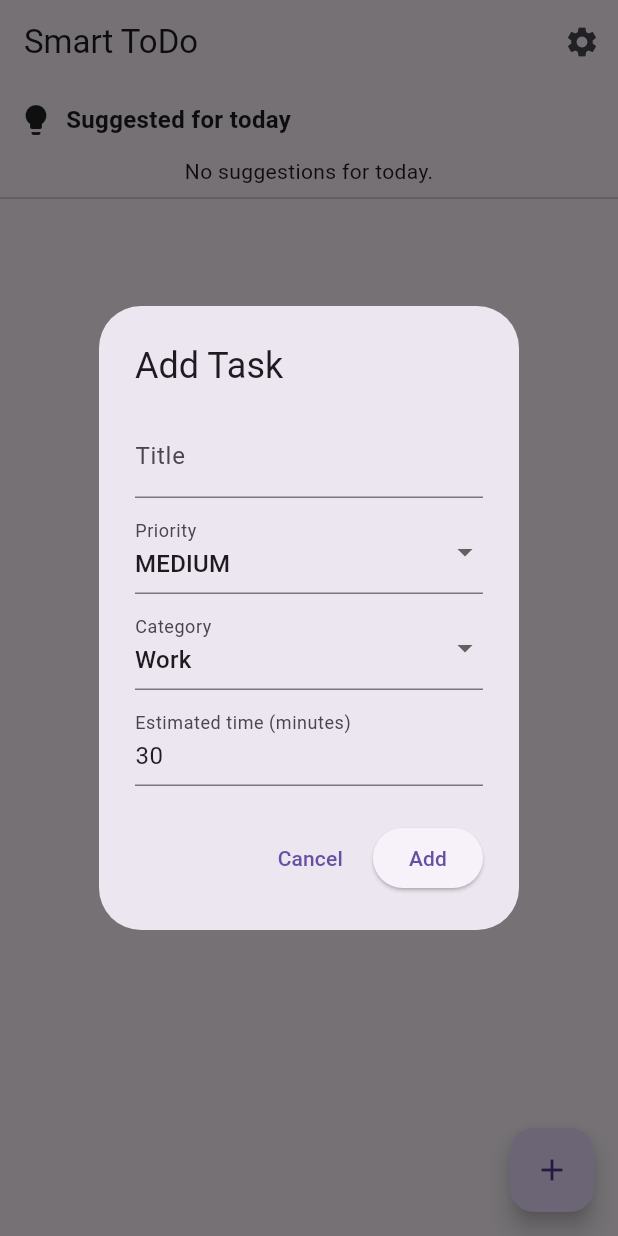
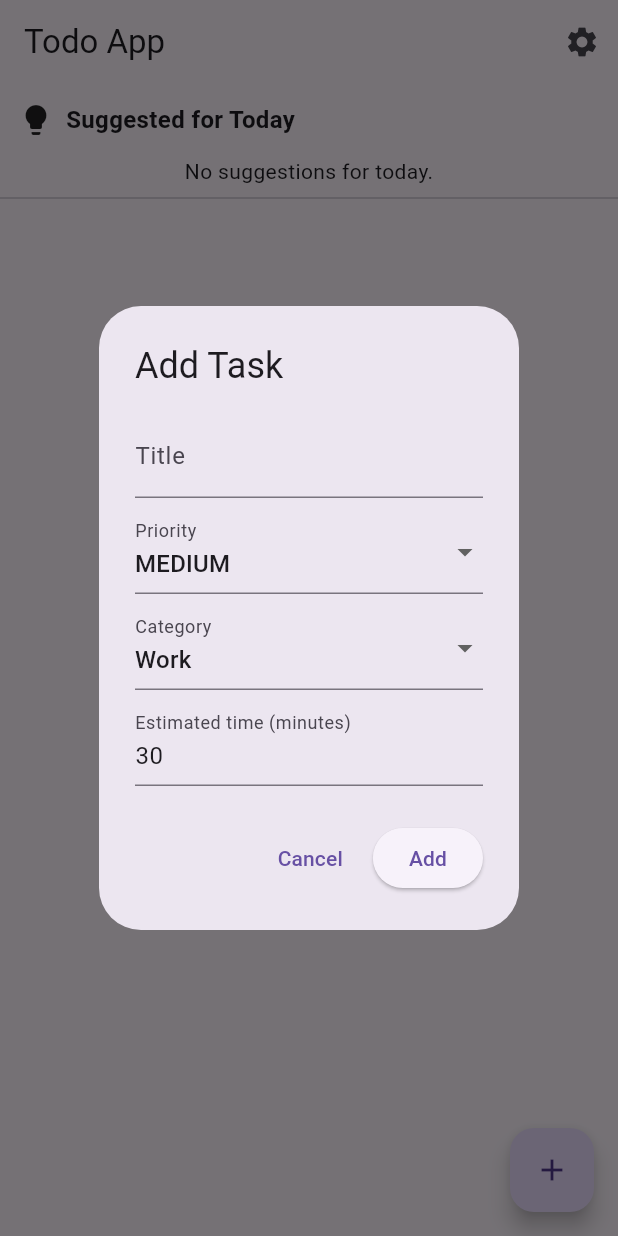
Before and after one commit to amit-flutter/todo-app, a Flutter app: the screen it shows after launch, after a tap on the "add" icon, on a phone screen of 412 x 824 dp. Run offline on Flutter 3.47's test engine with Material 3 defaults, Android fonts, the phone set to English and light mode, and no system bars; our stand-ins replace get, hive_ce_flutter; accounts and stored records are empty.

Commit message:
feat: create string const for scalability.

```diff
--- /dev/null
+++ b/lib/core/constants/label_const.dart
@@ -0,0 +1,52 @@
+// lib/core/constants/label_const.dart
+
+class LabelConst {
+  // App
+  static const appName = "Todo App";
+
+  // Home
+  static const homeTitle = "Tasks";
+  static const addTask = "Add Task";
+  static const noTaskAdded = "No tasks yet. Tap + to add.";
+  static const highPriorityTaskWarningMessage = 'Some high-priority tasks were excluded due to the time limit.';
+  static const suggestionForToday = 'Suggested for Today';
+  static const noSuggestionsForToday = 'No suggestions for today.';
+
+  // Task Form
+  static const taskName = "Task Name";
+  static const description = "Description";
+  static const estimatedTime = "Estimated Time (minutes)";
+  static const priority = "Priority";
+  static const saveTask = "Save Task";
+
+  // Priorities
+  static const high = "High";
+  static const medium = "Medium";
+  static const low = "Low";
+
+  // Add Task Dialog
+  static const addTaskTitle = "Add Task";
+  static const taskTitleLabel = "Title";
+  static const priorityLabel = "Priority";
+  static const categoryLabel = "Category";
+  static const estimatedTimeLabel = "Estimated time (minutes)";
+  static const cancel = "Cancel";
+  static const add = "Add";
+
+  // Validation
+  static const validation = "Validation";
+  static const titleRequired = "Title is required";
+
+  // Categories
+  static const categoryWork = "Work";
+  static const categoryPersonal = "Personal";
+  static const categoryHealth = "Health";
+
+  // Settings Page
+  static const settingsTitle = "Rule Engine Settings";
+  static const ruleMaxTotalTime = "Max total estimated time ≤ 240 minutes";
+  static const ruleSortByPriority = "Sort by priority";
+  static const rulePreferShorterWithinPriority = "Within same priority prefer shorter tasks";
+  static const ruleIncludeTwoCategories = "Include at least two categories if possible";
+  static const ruleWarnIfHighExcluded = "Warn if high priority excluded due to time limit";
+}
--- a/lib/features/todo/models/task_model.dart
+++ b/lib/features/todo/models/task_model.dart
@@ -43,9 +43,7 @@ class TaskModel {
       category: map['category'] ?? 'Personal',
       estimatedMinutes: (map['estimatedMinutes'] ?? 0) as int,
       completed: map['completed'] ?? false,
-      createdAt: map['createdAt'] != null
-          ? DateTime.parse(map['createdAt'])
-          : DateTime.now(),
+      createdAt: map['createdAt'] != null ? DateTime.parse(map['createdAt']) : DateTime.now(),
     );
   }
 }
--- /dev/null
+++ b/lib/features/todo/presentation/dialogs/add_task_dialog.dart
@@ -0,0 +1,84 @@
+import 'package:demo/features/todo/controllers/todo_controller.dart';
+import 'package:demo/features/todo/models/task_model.dart';
+import 'package:flutter/material.dart';
+import 'package:get/get.dart';
+import 'package:demo/core/constants/label_const.dart';
+
+void showAddTaskDialog(BuildContext context) {
+  final titleCtrl = TextEditingController();
+  var priority = Priority.medium;
+  var category = LabelConst.categoryWork;
+  var estimated = 30;
+
+  showDialog(
+    context: context,
+    builder: (_) => AlertDialog(
+      title: const Text(LabelConst.addTaskTitle),
+      content: SingleChildScrollView(
+        child: Column(
+          children: [
+            TextField(
+              controller: titleCtrl,
+              decoration: const InputDecoration(
+                labelText: LabelConst.taskTitleLabel,
+              ),
+            ),
+            const SizedBox(height: 8),
+            DropdownButtonFormField<Priority>(
+              value: priority,
+              items: Priority.values.map((p) => DropdownMenuItem(value: p, child: Text(p.name.toUpperCase()))).toList(),
+              onChanged: (v) => priority = v ?? Priority.medium,
+              decoration: const InputDecoration(labelText: LabelConst.priorityLabel),
+            ),
+            const SizedBox(height: 8),
+            DropdownButtonFormField<String>(
+              value: category,
+              items: [
+                LabelConst.categoryWork,
+                LabelConst.categoryPersonal,
+                LabelConst.categoryHealth,
+              ].map((c) => DropdownMenuItem(value: c, child: Text(c))).toList(),
+              onChanged: (v) => category = v ?? LabelConst.categoryWork,
+              decoration: const InputDecoration(labelText: LabelConst.categoryLabel),
+            ),
+            const SizedBox(height: 8),
+            TextFormField(
+              initialValue: estimated.toString(),
+              keyboardType: TextInputType.number,
+              decoration: const InputDecoration(
+                labelText: LabelConst.estimatedTimeLabel,
+              ),
+              onChanged: (v) => estimated = int.tryParse(v) ?? 30,
+            ),
+          ],
+        ),
+      ),
+      actions: [
+        TextButton(
+          onPressed: () => Get.back(),
+          child: const Text(LabelConst.cancel),
+        ),
+        ElevatedButton(
+          onPressed: () {
+            final title = titleCtrl.text.trim();
+            if (title.isEmpty) {
+              Get.snackbar(LabelConst.validation, LabelConst.titleRequired);
+              return;
+            }
+
+            final task = TaskModel(
+              title: title,
+              priority: priority,
+              category: category,
+              estimatedMinutes: estimated,
+            );
+
+            Get.find<TodoController>().addTask(task);
+            Get.back();
+          },
+          child: const Text(LabelConst.add),
+        ),
+      ],
+    ),
+  );
+}
--- a/lib/features/todo/presentation/pages/home_page.dart
+++ b/lib/features/todo/presentation/pages/home_page.dart
@@ -1,187 +1,49 @@
+import 'package:demo/core/constants/label_const.dart';
 import 'package:demo/core/routes/app_routes.dart';
 import 'package:demo/features/todo/controllers/todo_controller.dart';
-import 'package:demo/features/todo/models/task_model.dart';
-import 'package:demo/features/todo/presentation/widgets/task_tile.dart';
+import 'package:demo/features/todo/presentation/dialogs/add_task_dialog.dart';
+import 'package:demo/features/todo/presentation/widgets/all_tasks_list.dart';
+import 'package:demo/features/todo/presentation/widgets/high_priority_warning.dart';
+import 'package:demo/features/todo/presentation/widgets/suggestion_header.dart';
+import 'package:demo/features/todo/presentation/widgets/suggestion_list.dart';
 import 'package:flutter/material.dart';
 import 'package:get/get.dart';
 
 class HomePage extends StatelessWidget {
   HomePage({super.key});
+
   final TodoController ctrl = Get.find<TodoController>();
 
   @override
   Widget build(BuildContext context) {
     return Scaffold(
       appBar: AppBar(
-        title: const Text('Smart ToDo'),
+        title: const Text(LabelConst.appName),
         actions: [
           IconButton(
             icon: const Icon(Icons.settings),
             onPressed: () => Get.toNamed(Routes.settingScreen),
-          )
+          ),
         ],
       ),
+
+      // FAB
       floatingActionButton: FloatingActionButton(
-        onPressed: () => _showAddTaskDialog(context),
+        onPressed: () => showAddTaskDialog(context),
         child: const Icon(Icons.add),
       ),
+
       body: SafeArea(
         child: Column(
           children: [
-            // Suggested for today
-            Padding(
-              padding: const EdgeInsets.all(12.0),
-              child: Row(
-                children: const [
-                  Icon(Icons.lightbulb),
-                  SizedBox(width: 8),
-                  Text('Suggested for today', style: TextStyle(fontSize: 16, fontWeight: FontWeight.w600)),
-                ],
-              ),
-            ),
-            Obx(() {
-              final list = ctrl.suggested;
-              if (list.isEmpty) {
-                return const Padding(
-                  padding: EdgeInsets.symmetric(horizontal: 12.0),
-                  child: Text('No suggestions for today.'),
-                );
-              }
-              return SizedBox(
-                height: 140,
-                child: ListView.separated(
-                  padding: const EdgeInsets.symmetric(horizontal: 12.0),
-                  scrollDirection: Axis.horizontal,
-                  itemBuilder: (c, i) => SizedBox(
-                    width: 260,
-                    child: Card(
-                      child: Padding(
-                        padding: const EdgeInsets.all(12.0),
-                        child: Column(
-                          crossAxisAlignment: CrossAxisAlignment.start,
-                          children: [
-                            Text(list[i].title, style: const TextStyle(fontSize: 16, fontWeight: FontWeight.bold)),
-                            const SizedBox(height: 6),
-                            Text('Category: ${list[i].category}'),
-                            const SizedBox(height: 6),
-                            Text('Priority: ${list[i].priority.name.toUpperCase()}'),
-                            const Spacer(),
-                            Text('${list[i].estimatedMinutes} min'),
-                          ],
-                        ),
-                      ),
-                    ),
-                  ),
-                  separatorBuilder: (_, __) => const SizedBox(width: 8),
-                  itemCount: list.length,
-                ),
-              );
-            }),
-
-            // Warning banner if needed
-            Obx(() {
-              if (ctrl.highExcludedWarning) {
-                return Container(
-                  width: double.infinity,
-                  color: Colors.orange.shade100,
-                  padding: const EdgeInsets.all(8),
-                  margin: const EdgeInsets.symmetric(vertical: 8, horizontal: 12),
-                  child: Row(
-                    children: const [
-                      Icon(Icons.warning, color: Colors.orange),
-                      SizedBox(width: 8),
-                      Expanded(child: Text('Some high priority tasks were excluded due to time limit.')),
-                    ],
-                  ),
-                );
-              }
-              return const SizedBox.shrink();
-            }),
-
+            const SuggestionHeader(),
+            SuggestionList(),
+            HighPriorityWarning(),
             const Divider(),
-
-            // All tasks list
-            Expanded(
-              child: Obx(() {
-                final list = ctrl.tasks;
-                if (list.isEmpty) {
-                  return const Center(child: Text('No tasks yet. Tap + to add one.'));
-                }
-                return ListView.separated(
-                  padding: const EdgeInsets.symmetric(vertical: 8),
-                  itemCount: list.length,
-                  separatorBuilder: (_, __) => const Divider(height: 1),
-                  itemBuilder: (_, i) => TaskTile(task: list[i]),
-                );
-              }),
-            ),
+            Expanded(child: AllTasksList()),
           ],
         ),
       ),
     );
   }
-
-  void _showAddTaskDialog(BuildContext context) {
-    final titleCtrl = TextEditingController();
-    var priority = Priority.medium;
-    var category = 'Work';
-    var estimated = 30;
-
-    showDialog(
-      context: context,
-      builder: (_) => AlertDialog(
-        title: const Text('Add Task'),
-        content: SingleChildScrollView(
-          child: Column(
-            children: [
-              TextField(controller: titleCtrl, decoration: const InputDecoration(labelText: 'Title')),
-              const SizedBox(height: 8),
-              DropdownButtonFormField<Priority>(
-                value: priority,
-                items:
-                    Priority.values.map((p) => DropdownMenuItem(value: p, child: Text(p.name.toUpperCase()))).toList(),
-                onChanged: (v) => priority = v ?? Priority.medium,
-                decoration: const InputDecoration(labelText: 'Priority'),
-              ),
-              const SizedBox(height: 8),
-              DropdownButtonFormField<String>(
-                value: category,
-                items: ['Work', 'Personal', 'Health'].map((c) => DropdownMenuItem(value: c, child: Text(c))).toList(),
-                onChanged: (v) => category = v ?? 'Work',
-                decoration: const InputDecoration(labelText: 'Category'),
-              ),
-              const SizedBox(height: 8),
-              TextFormField(
-                initialValue: estimated.toString(),
-                keyboardType: TextInputType.number,
-                decoration: const InputDecoration(labelText: 'Estimated time (minutes)'),
-                onChanged: (v) => estimated = int.tryParse(v) ?? 30,
-              ),
-            ],
-          ),
-        ),
-        actions: [
-          TextButton(onPressed: () => Get.back(), child: const Text('Cancel')),
-          ElevatedButton(
-            onPressed: () {
-              final title = titleCtrl.text.trim();
-              if (title.isEmpty) {
-                Get.snackbar('Validation', 'Title is required');
-                return;
-              }
-              final task = TaskModel(
-                title: title,
-                priority: priority,
-                category: category,
-                estimatedMinutes: estimated,
-              );
-              Get.find<TodoController>().addTask(task);
-              Get.back();
-            },
-            child: const Text('Add'),
-          )
-        ],
-      ),
-    );
-  }
 }
--- a/lib/features/todo/presentation/pages/settings_page.dart
+++ b/lib/features/todo/presentation/pages/settings_page.dart
@@ -1,3 +1,4 @@
+import 'package:demo/core/constants/label_const.dart';
 import 'package:demo/features/todo/controllers/todo_controller.dart';
 import 'package:flutter/material.dart';
 import 'package:get/get.dart';
@@ -9,34 +10,36 @@ class SettingsPage extends StatelessWidget {
   @override
   Widget build(BuildContext context) {
     return Scaffold(
-      appBar: AppBar(title: const Text('Rule Engine Settings')),
+      appBar: AppBar(
+        title: const Text(LabelConst.settingsTitle),
+      ),
       body: Obx(() {
         final toggles = ctrl.ruleToggles;
         return ListView(
           padding: const EdgeInsets.all(12),
           children: [
             SwitchListTile(
-              title: const Text('Max total estimated time ≤ 240 minutes'),
+              title: const Text(LabelConst.ruleMaxTotalTime),
               value: toggles['max_total_time_240'] ?? true,
               onChanged: (_) => ctrl.toggleRule('max_total_time_240'),
             ),
             SwitchListTile(
-              title: const Text('Sort by priority'),
+              title: const Text(LabelConst.ruleSortByPriority),
               value: toggles['sort_by_priority'] ?? true,
               onChanged: (_) => ctrl.toggleRule('sort_by_priority'),
             ),
             SwitchListTile(
-              title: const Text('Within same priority prefer shorter tasks'),
+              title: const Text(LabelConst.rulePreferShorterWithinPriority),
               value: toggles['prefer_shorter_within_priority'] ?? true,
               onChanged: (_) => ctrl.toggleRule('prefer_shorter_within_priority'),
             ),
             SwitchListTile(
-              title: const Text('Include at least two categories if possible'),
+              title: const Text(LabelConst.ruleIncludeTwoCategories),
               value: toggles['include_at_least_two_categories'] ?? true,
               onChanged: (_) => ctrl.toggleRule('include_at_least_two_categories'),
             ),
             SwitchListTile(
-              title: const Text('Warn if high priority excluded due to time limit'),
+              title: const Text(LabelConst.ruleWarnIfHighExcluded),
               value: toggles['warn_if_high_excluded'] ?? true,
               onChanged: (_) => ctrl.toggleRule('warn_if_high_excluded'),
             ),
--- /dev/null
+++ b/lib/features/todo/presentation/widgets/all_tasks_list.dart
@@ -0,0 +1,27 @@
+import 'package:demo/core/constants/label_const.dart';
+import 'package:demo/features/todo/controllers/todo_controller.dart';
+import 'package:demo/features/todo/presentation/widgets/task_tile.dart';
+import 'package:flutter/material.dart';
+import 'package:get/get.dart';
+
+class AllTasksList extends StatelessWidget {
+  AllTasksList({super.key});
+
+  final TodoController ctrl = Get.find<TodoController>();
+
+  @override
+  Widget build(BuildContext context) {
+    return Obx(() {
+      if (ctrl.tasks.isEmpty) {
+        return const Center(child: Text(LabelConst.noTaskAdded));
+      }
+
+      return ListView.separated(
+        padding: const EdgeInsets.symmetric(vertical: 8),
+        itemCount: ctrl.tasks.length,
+        separatorBuilder: (_, __) => const Divider(height: 1),
+        itemBuilder: (_, i) => TaskTile(task: ctrl.tasks[i]),
+      );
+    });
+  }
+}
--- /dev/null
+++ b/lib/features/todo/presentation/widgets/high_priority_warning.dart
@@ -0,0 +1,36 @@
+import 'package:demo/core/constants/label_const.dart';
+import 'package:demo/features/todo/controllers/todo_controller.dart';
+import 'package:flutter/material.dart';
+import 'package:get/get.dart';
+
+class HighPriorityWarning extends StatelessWidget {
+  HighPriorityWarning({super.key});
+
+  final TodoController ctrl = Get.find<TodoController>();
+
+  @override
+  Widget build(BuildContext context) {
+    return Obx(() {
+      if (!ctrl.highExcludedWarning) return const SizedBox.shrink();
+
+      return Container(
+        width: double.infinity,
+        margin: const EdgeInsets.symmetric(horizontal: 12, vertical: 8),
+        padding: const EdgeInsets.all(8),
+        decoration: BoxDecoration(
+          color: Colors.orange.shade100,
+          borderRadius: BorderRadius.circular(6),
+        ),
+        child: const Row(
+          children: [
+            Icon(Icons.warning, color: Colors.orange),
+            SizedBox(width: 8),
+            Expanded(
+              child: Text(LabelConst.highPriorityTaskWarningMessage),
+            ),
+          ],
+        ),
+      );
+    });
+  }
+}
--- /dev/null
+++ b/lib/features/todo/presentation/widgets/suggestion_header.dart
@@ -0,0 +1,20 @@
+import 'package:demo/core/constants/label_const.dart';
+import 'package:flutter/material.dart';
+
+class SuggestionHeader extends StatelessWidget {
+  const SuggestionHeader({super.key});
+
+  @override
+  Widget build(BuildContext context) {
+    return const Padding(
+      padding: EdgeInsets.all(12.0),
+      child: Row(
+        children: [
+          Icon(Icons.lightbulb),
+          SizedBox(width: 8),
+          Text(LabelConst.suggestionForToday, style: TextStyle(fontSize: 16, fontWeight: FontWeight.w600)),
+        ],
+      ),
+    );
+  }
+}
--- /dev/null
+++ b/lib/features/todo/presentation/widgets/suggestion_list.dart
@@ -0,0 +1,57 @@
+import 'package:demo/core/constants/label_const.dart';
+import 'package:flutter/material.dart';
+import 'package:get/get.dart';
+import '../../../todo/controllers/todo_controller.dart';
+
+class SuggestionList extends StatelessWidget {
+  SuggestionList({super.key});
+
+  final TodoController ctrl = Get.find<TodoController>();
+
+  @override
+  Widget build(BuildContext context) {
+    return Obx(() {
+      final list = ctrl.suggested;
+
+      if (list.isEmpty) {
+        return const Padding(
+          padding: EdgeInsets.symmetric(horizontal: 12),
+          child: Text(LabelConst.noSuggestionsForToday),
+        );
+      }
+
+      return SizedBox(
+        height: 140,
+        child: ListView.separated(
+          scrollDirection: Axis.horizontal,
+          padding: const EdgeInsets.symmetric(horizontal: 12),
+          itemBuilder: (_, index) {
+            final item = list[index];
+            return SizedBox(
+              width: 250,
+              child: Card(
+                child: Padding(
+                  padding: const EdgeInsets.all(12),
+                  child: Column(
+                    crossAxisAlignment: CrossAxisAlignment.start,
+                    children: [
+                      Text(item.title, style: const TextStyle(fontSize: 16, fontWeight: FontWeight.bold)),
+                      const SizedBox(height: 6),
+                      Text('${LabelConst.categoryLabel}: ${item.category}'),
+                      const SizedBox(height: 6),
+                      Text('${LabelConst.priorityLabel}: ${item.priority.name.toUpperCase()}'),
+                      const Spacer(),
+                      Text('${item.estimatedMinutes} min'),
+                    ],
+                  ),
+                ),
+              ),
+            );
+          },
+          separatorBuilder: (_, __) => const SizedBox(width: 8),
+          itemCount: list.length,
+        ),
+      );
+    });
+  }
+}
```
